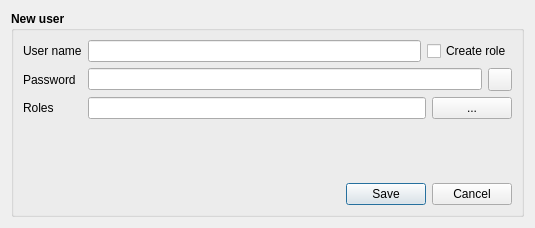
First picture: the form in src/dlgaddedituser.ui, repository syyyr/shvspy, before the edit.
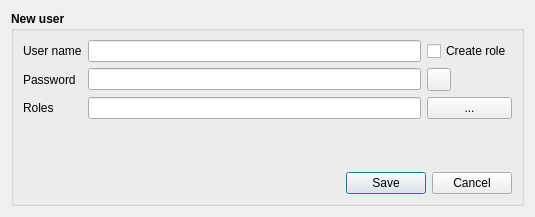
Second picture: the form after the edit. Icons and pictures are not drawn.

Diff of the .ui file:
```diff
--- a/src/dlgaddedituser.ui
+++ b/src/dlgaddedituser.ui
@@ -7,7 +7,7 @@
     <x>0</x>
     <y>0</y>
     <width>535</width>
-    <height>228</height>
+    <height>217</height>
    </rect>
   </property>
   <property name="windowTitle">
@@ -25,9 +25,9 @@
      <property name="title">
       <string>New user</string>
      </property>
-     <layout class="QVBoxLayout" name="verticalLayout_4">
+     <layout class="QVBoxLayout" name="verticalLayout">
       <item>
-       <layout class="QHBoxLayout" name="horizontalLayout_4">
+       <layout class="QHBoxLayout" name="horizontalLayout">
         <item>
          <layout class="QVBoxLayout" name="verticalLayout_3">
           <item>
@@ -72,10 +72,8 @@
          </layout>
         </item>
         <item>
-         <layout class="QVBoxLayout" name="verticalLayout">
-          <item>
-           <layout class="QHBoxLayout" name="horizontalLayout_3">
-            <item>
+         <layout class="QGridLayout" name="gridLayout">
+          <item row="0" column="0">
              <widget class="QLineEdit" name="leUserName">
               <property name="font">
                <font>
@@ -85,7 +83,7 @@
               </property>
              </widget>
             </item>
-            <item>
+          <item row="0" column="1">
              <widget class="QCheckBox" name="chbCreateRole">
               <property name="font">
                <font>
@@ -98,11 +96,7 @@
               </property>
              </widget>
             </item>
-           </layout>
-          </item>
-          <item>
-           <layout class="QHBoxLayout" name="horizontalLayout">
-            <item>
+          <item row="1" column="0">
              <widget class="QLineEdit" name="lePassword">
               <property name="font">
                <font>
@@ -118,7 +112,7 @@
               </property>
              </widget>
             </item>
-            <item>
+          <item row="1" column="1">
              <widget class="QToolButton" name="tbShowPassword">
               <property name="text">
                <string/>
@@ -129,11 +123,7 @@
               </property>
              </widget>
             </item>
-           </layout>
-          </item>
-          <item>
-           <layout class="QHBoxLayout" name="horizontalLayout_2">
-            <item>
+          <item row="2" column="0">
              <widget class="QLineEdit" name="leRoles">
               <property name="font">
                <font>
@@ -146,8 +136,8 @@
               </property>
              </widget>
             </item>
-            <item>
-             <widget class="QPushButton" name="pbRolesSelection">
+          <item row="2" column="1">
+           <widget class="QPushButton" name="pbSelectRoles">
               <property name="font">
                <font>
                 <weight>50</weight>
@@ -158,8 +148,6 @@
                <string>...</string>
               </property>
              </widget>
-            </item>
-           </layout>
           </item>
          </layout>
         </item>
```
Lines whose indentation alone changed are shown as unchanged.
